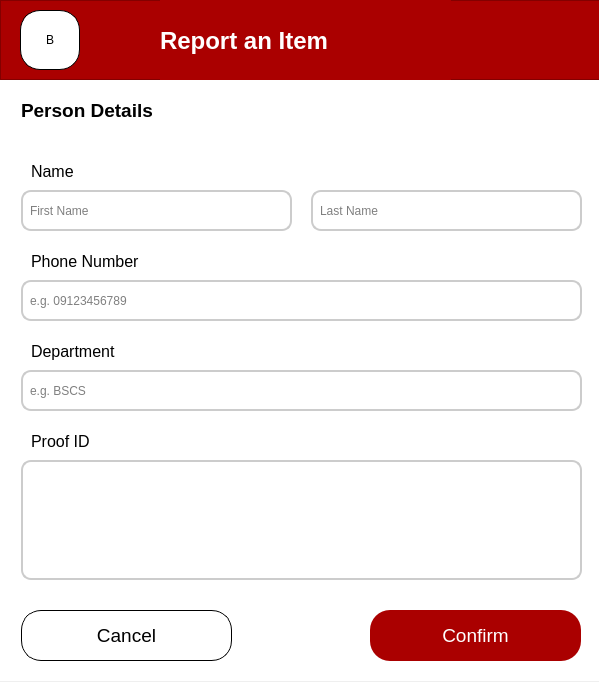
brexer/lost-and-found-system, file src/frontend/reportItem.ui: the form before one commit.
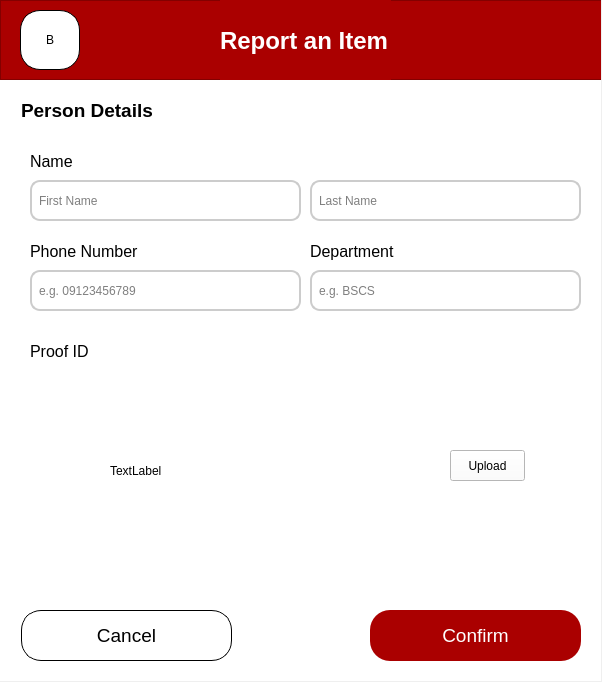
The form after the commit.

Commit message: ui change, image_handler edited

```diff
--- a/src/frontend/reportItem.ui
+++ b/src/frontend/reportItem.ui
@@ -6,10 +6,22 @@
    <rect>
     <x>0</x>
     <y>0</y>
-    <width>599</width>
+    <width>602</width>
     <height>682</height>
    </rect>
   </property>
+  <property name="minimumSize">
+   <size>
+    <width>602</width>
+    <height>682</height>
+   </size>
+  </property>
+  <property name="maximumSize">
+   <size>
+    <width>602</width>
+    <height>682</height>
+   </size>
+  </property>
   <property name="windowTitle">
    <string>Dialog</string>
   </property>
@@ -335,9 +347,9 @@
     <widget class="QLabel" name="label_8">
      <property name="geometry">
       <rect>
-       <x>31</x>
-       <y>430</y>
-       <width>191</width>
+       <x>30</x>
+       <y>340</y>
+       <width>81</width>
        <height>23</height>
       </rect>
      </property>
@@ -353,9 +365,9 @@
     <widget class="QLineEdit" name="phoneNumberEdit">
      <property name="geometry">
       <rect>
-       <x>21</x>
-       <y>280</y>
-       <width>561</width>
+       <x>30</x>
+       <y>270</y>
+       <width>271</width>
        <height>41</height>
       </rect>
      </property>
@@ -404,8 +416,8 @@
     <widget class="QLabel" name="label_9">
      <property name="geometry">
       <rect>
-       <x>31</x>
-       <y>160</y>
+       <x>30</x>
+       <y>150</y>
        <width>80</width>
        <height>23</height>
       </rect>
@@ -422,8 +434,8 @@
     <widget class="QLabel" name="label_10">
      <property name="geometry">
       <rect>
-       <x>31</x>
-       <y>250</y>
+       <x>30</x>
+       <y>240</y>
        <width>191</width>
        <height>23</height>
       </rect>
@@ -440,8 +452,8 @@
     <widget class="QLineEdit" name="firstNameEdit">
      <property name="geometry">
       <rect>
-       <x>21</x>
-       <y>190</y>
+       <x>30</x>
+       <y>180</y>
        <width>271</width>
        <height>41</height>
       </rect>
@@ -490,30 +502,12 @@
       <string>Confirm</string>
      </property>
     </widget>
-    <widget class="QLabel" name="label_12">
-     <property name="geometry">
-      <rect>
-       <x>31</x>
-       <y>340</y>
-       <width>191</width>
-       <height>23</height>
-      </rect>
-     </property>
-     <property name="font">
-      <font>
-       <pointsize>12</pointsize>
-      </font>
-     </property>
-     <property name="text">
-      <string>Department</string>
-     </property>
-    </widget>
     <widget class="QLineEdit" name="departmentEdit">
      <property name="geometry">
       <rect>
-       <x>21</x>
-       <y>370</y>
-       <width>561</width>
+       <x>310</x>
+       <y>270</y>
+       <width>271</width>
        <height>41</height>
       </rect>
      </property>
@@ -528,23 +522,6 @@
       <string>e.g. BSCS</string>
      </property>
     </widget>
-    <widget class="QLineEdit" name="proofIdEdit">
-     <property name="geometry">
-      <rect>
-       <x>21</x>
-       <y>460</y>
-       <width>561</width>
-       <height>120</height>
-      </rect>
-     </property>
-     <property name="styleSheet">
-      <string notr="true">QLineEdit {
-        border: 2px solid #ccc;
-        border-radius: 10px;
-        padding: 5px;
-    }</string>
-     </property>
-    </widget>
     <widget class="QLabel" name="label_13">
      <property name="geometry">
       <rect>
@@ -568,8 +545,8 @@
     <widget class="QLineEdit" name="lastNameEdit">
      <property name="geometry">
       <rect>
-       <x>311</x>
-       <y>190</y>
+       <x>310</x>
+       <y>180</y>
        <width>271</width>
        <height>41</height>
       </rect>
@@ -603,29 +580,6 @@
      <property name="frameShadow">
       <enum>QFrame::Raised</enum>
      </property>
-     <widget class="QLabel" name="label">
-      <property name="geometry">
-       <rect>
-        <x>160</x>
-        <y>0</y>
-        <width>291</width>
-        <height>81</height>
-       </rect>
-      </property>
-      <property name="font">
-       <font>
-        <pointsize>18</pointsize>
-        <weight>75</weight>
-        <bold>true</bold>
-       </font>
-      </property>
-      <property name="styleSheet">
-       <string notr="true">color: rgb(255, 255, 255);</string>
-      </property>
-      <property name="text">
-       <string>Report an Item</string>
-      </property>
-     </widget>
      <widget class="QPushButton" name="backButton">
       <property name="geometry">
        <rect>
@@ -653,6 +607,72 @@
        <string>B</string>
       </property>
      </widget>
+     <widget class="QLabel" name="label">
+      <property name="geometry">
+       <rect>
+        <x>220</x>
+        <y>0</y>
+        <width>171</width>
+        <height>81</height>
+       </rect>
+      </property>
+      <property name="font">
+       <font>
+        <pointsize>18</pointsize>
+        <bold>true</bold>
+       </font>
+      </property>
+      <property name="styleSheet">
+       <string notr="true">color: rgb(255, 255, 255);</string>
+      </property>
+      <property name="text">
+       <string>Report an Item</string>
+      </property>
+     </widget>
+    </widget>
+    <widget class="QLabel" name="label_12">
+     <property name="geometry">
+      <rect>
+       <x>310</x>
+       <y>240</y>
+       <width>191</width>
+       <height>23</height>
+      </rect>
+     </property>
+     <property name="font">
+      <font>
+       <pointsize>12</pointsize>
+      </font>
+     </property>
+     <property name="text">
+      <string>Department</string>
+     </property>
+    </widget>
+    <widget class="QLabel" name="labelImagePreview">
+     <property name="geometry">
+      <rect>
+       <x>110</x>
+       <y>370</y>
+       <width>291</width>
+       <height>201</height>
+      </rect>
+     </property>
+     <property name="text">
+      <string>TextLabel</string>
+     </property>
+    </widget>
+    <widget class="QPushButton" name="uploadImageButton">
+     <property name="geometry">
+      <rect>
+       <x>450</x>
+       <y>450</y>
+       <width>75</width>
+       <height>31</height>
+      </rect>
+     </property>
+     <property name="text">
+      <string>Upload</string>
+     </property>
     </widget>
    </widget>
   </widget>
```
Left out of the diff: 13 changed lines with no effect on the pictures. The commit also changes 3 other files.
